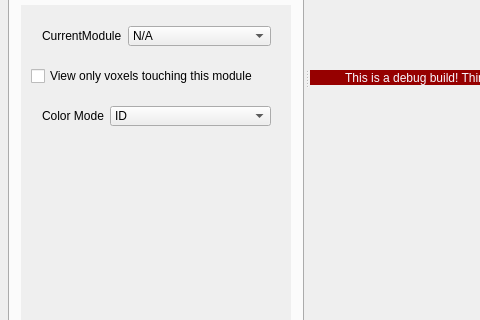
herewegoblueno/team-wildfire, file ui/mainwindow.ui: the form before one commit; both pictures show x 0 to 480 and y 297 to 617 of the 1100 by 750 pixel window.
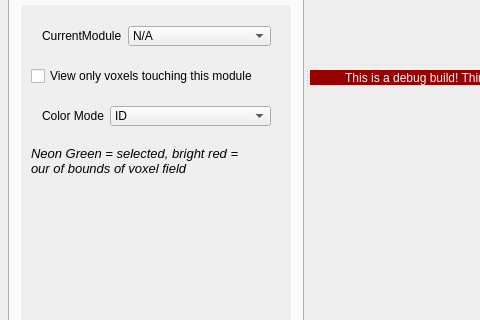
The form after the commit. Custom widgets are drawn as their Qt base class.

Diff of the .ui file:
```diff
--- a/ui/mainwindow.ui
+++ b/ui/mainwindow.ui
@@ -616,6 +616,28 @@
                 </item>
                </layout>
               </widget>
+              <widget class="QLabel" name="ModuleColorExplanation">
+               <property name="geometry">
+                <rect>
+                 <x>10</x>
+                 <y>140</y>
+                 <width>211</width>
+                 <height>31</height>
+                </rect>
+               </property>
+               <property name="font">
+                <font>
+                 <pointsize>10</pointsize>
+                 <italic>true</italic>
+                </font>
+               </property>
+               <property name="text">
+                <string>Neon Green = selected, bright red = our of bounds of voxel field</string>
+               </property>
+               <property name="wordWrap">
+                <bool>true</bool>
+               </property>
+              </widget>
              </widget>
             </widget>
            </item>
```
